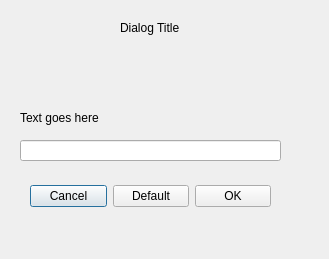
First picture: the form in forcequitdialog.ui, repository Eliminater74/adblink, before the edit.
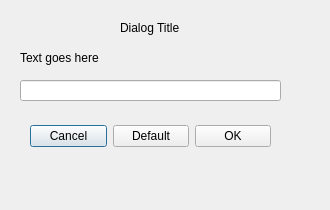
Second picture: the form after the edit.

What changed in the file:
```diff
--- a/forcequitdialog.ui
+++ b/forcequitdialog.ui
@@ -6,10 +6,22 @@
    <rect>
     <x>0</x>
     <y>0</y>
-    <width>329</width>
-    <height>259</height>
+    <width>330</width>
+    <height>210</height>
    </rect>
   </property>
+  <property name="minimumSize">
+   <size>
+    <width>330</width>
+    <height>210</height>
+   </size>
+  </property>
+  <property name="maximumSize">
+   <size>
+    <width>330</width>
+    <height>210</height>
+   </size>
+  </property>
   <property name="windowTitle">
    <string/>
   </property>
@@ -17,7 +29,7 @@
    <property name="geometry">
     <rect>
      <x>20</x>
-     <y>140</y>
+     <y>80</y>
      <width>261</width>
      <height>21</height>
     </rect>
@@ -25,6 +37,9 @@
    <property name="toolTip">
     <string>This string is passed to Android to start or stop an Application</string>
    </property>
+   <property name="clearButtonEnabled">
+    <bool>true</bool>
+   </property>
   </widget>
   <widget class="QLabel" name="title">
    <property name="geometry">
@@ -43,7 +58,7 @@
    <property name="geometry">
     <rect>
      <x>20</x>
-     <y>110</y>
+     <y>50</y>
      <width>231</width>
      <height>16</height>
     </rect>
@@ -103,11 +118,11 @@
     </item>
    </layout>
   </widget>
-  <widget class="QWidget" name="">
+  <widget class="QWidget" name="layoutWidget">
    <property name="geometry">
     <rect>
      <x>30</x>
-     <y>180</y>
+     <y>120</y>
      <width>241</width>
      <height>32</height>
     </rect>
```
